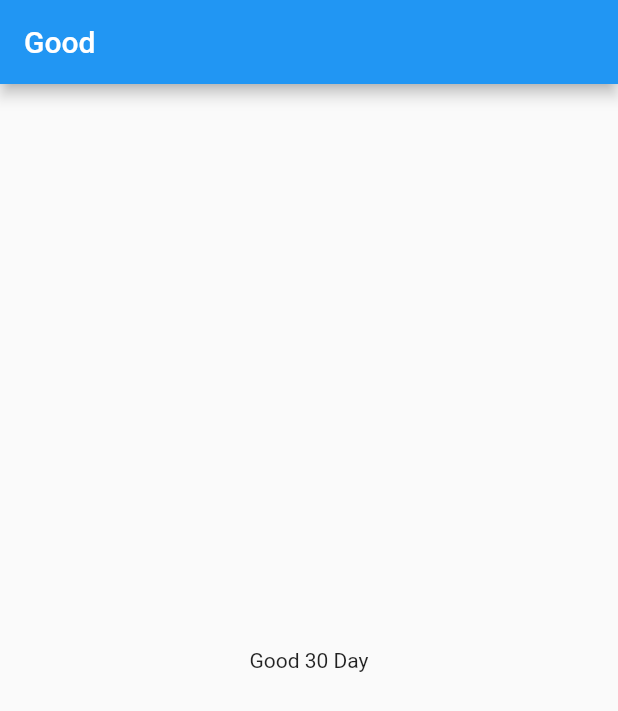
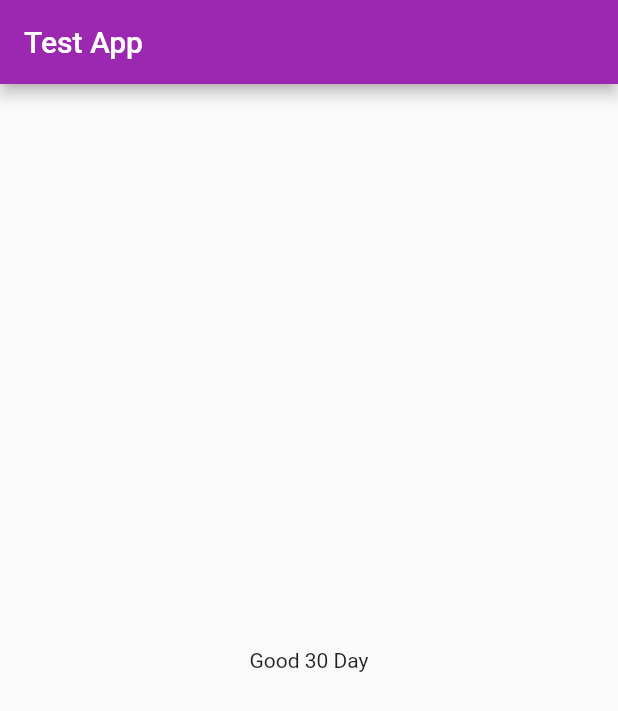
Before and after one commit to AyshChaudhary/test-flutter, a Flutter app: the screen it shows after launch, on a phone screen of 412 x 824 dp. Shown: the top 711 px of the screen. Run offline on Flutter 3.47's test engine with Material 2 defaults, Android fonts, the phone set to English and light mode, and no system bars.

Commit message:
chang color

```diff
--- a/flutter_application_1/lib/home_page.dart
+++ b/flutter_application_1/lib/home_page.dart
@@ -9,14 +9,14 @@ class Homepage extends StatelessWidget {
     return  Scaffold(
 
       appBar: AppBar(
-        title: Text("Good"),
+        backgroundColor: Colors.purple,
+           title: Text("Test App"),
       ),
 
       body:Center (
        child:Container(
         child: Text("Good $days Day"),
-
-       )
+         )
     ,)
     );
   }
--- a/flutter_application_1/lib/main.dart
+++ b/flutter_application_1/lib/main.dart
@@ -8,7 +8,6 @@ void main() {
 class MyApp extends StatelessWidget {
   @override
     Widget build(BuildContext context) {
-
     return MaterialApp(
        home: Homepage(),
     );
```
